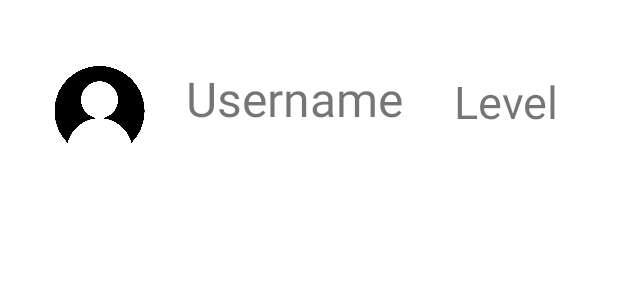
After one commit to BaoLam23/BTL-MOBDEV, an Android app: the layout item_layout.xml on its own in the app's theme, with its tools: preview values and no code run, on a phone screen of 412 x 824 dp. The commit adds this screen. Shown: the top 300 px of the screen. Run offline under Robolectric (Android 15) with nearby library versions, the phone set to English and light mode, and no system bars.

Commit message:
find friend by username

```diff
--- /dev/null
+++ b/GAME/app/src/main/res/layout/item_layout.xml
@@ -0,0 +1,43 @@
+<?xml version="1.0" encoding="utf-8"?>
+<androidx.constraintlayout.widget.ConstraintLayout xmlns:android="http://schemas.android.com/apk/res/android"
+    xmlns:app="http://schemas.android.com/apk/res-auto"
+    xmlns:tools="http://schemas.android.com/tools"
+    android:layout_width="match_parent"
+    android:layout_height="120dp">
+
+    <ImageView
+        android:id="@+id/avatar"
+        android:layout_width="0dp"
+        android:layout_height="60dp"
+        android:layout_marginStart="36dp"
+        android:layout_marginTop="44dp"
+        android:layout_marginEnd="206dp"
+        android:src="@drawable/user2"
+        app:layout_constraintEnd_toStartOf="@+id/level"
+        app:layout_constraintStart_toStartOf="parent"
+        app:layout_constraintTop_toTopOf="parent" />
+
+    <TextView
+        android:id="@+id/username"
+        android:layout_width="wrap_content"
+        android:layout_height="wrap_content"
+        android:layout_marginStart="124dp"
+        android:layout_marginTop="44dp"
+        android:text="Username"
+        android:textSize="32sp"
+        app:layout_constraintStart_toStartOf="parent"
+        app:layout_constraintTop_toTopOf="parent" />
+
+    <TextView
+        android:id="@+id/level"
+        android:layout_width="wrap_content"
+        android:layout_height="wrap_content"
+        android:layout_marginTop="47dp"
+        android:layout_marginEnd="39dp"
+        android:text="Level"
+        android:textSize="30sp"
+        app:layout_constraintEnd_toEndOf="parent"
+        app:layout_constraintStart_toEndOf="@+id/imageView"
+        app:layout_constraintTop_toTopOf="parent" />
+
+</androidx.constraintlayout.widget.ConstraintLayout>
```
Also changed, not shown: GAME/app/src/main/AndroidManifest.xml (+7 -1 lines), GAME/app/src/main/java/com/example/gameinwakingtoearn/Game/Object/Adapters/FriendItemAdapter.java (added, +83 -0 lines), GAME/app/src/main/java/com/example/gameinwakingtoearn/Game/Object/MainUI/Authentication.java (+10 -2 lines), GAME/app/src/main/java/com/example/gameinwakingtoearn/Game/Object/MainUI/FindFriend.java (added, +162 -0 lines), GAME/app/src/main/java/com/example/gameinwakingtoearn/Game/Object/MainUI/FriendRequest.java (added, +40 -0 lines), GAME/app/src/main/java/com/example/gameinwakingtoearn/Game/Object/MainUI/Friends.java (added, +41 -0 lines), GAME/app/src/main/java/com/example/gameinwakingtoearn/Game/Object/MainUI/ItemClickedListener.java (added, +8 -0 lines), GAME/app/src/main/java/com/example/gameinwakingtoearn/Game/Object/MainUI/OnUserSearchCompleted.java (added, +9 -0 lines), GAME/app/src/main/java/com/example/gameinwakingtoearn/Game/Object/Models/Item.java (added, +40 -0 lines), GAME/app/src/main/res/layout/activity_authentication.xml (+17 -0 lines), GAME/app/src/main/res/layout/activity_find_friend.xml (+26 -3 lines).
